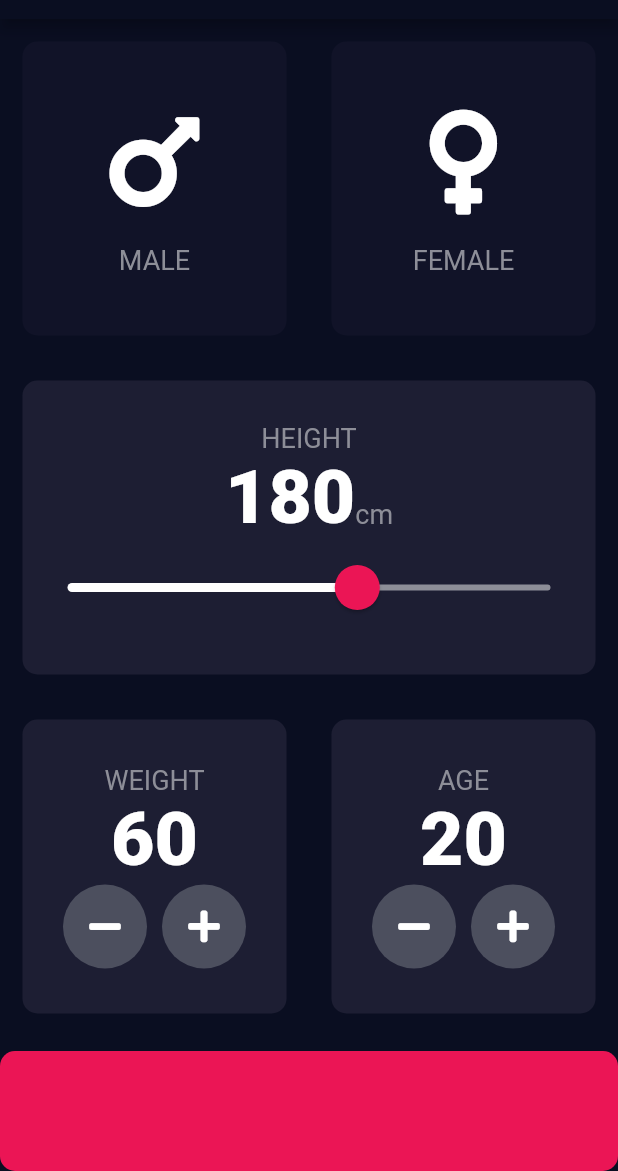
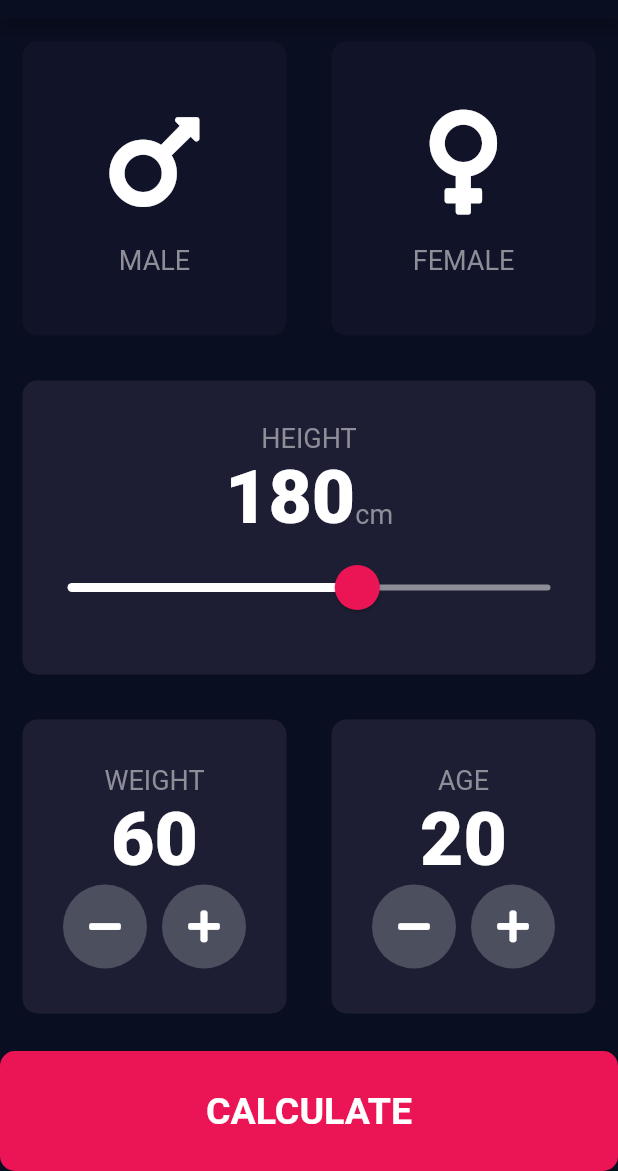
Before and after one commit to peterlazar1993/bmi, a Flutter app: the screen it shows after launch, on a phone screen of 412 x 824 dp, the part 65-1236 px from its top. Run offline on Flutter 3.47's test engine with Material 2 defaults, Android fonts, the phone set to English and light mode, and no system bars; our stand-ins replace font_awesome_flutter.

```diff
--- /dev/null
+++ b/lib/components/bottom_button.dart
@@ -0,0 +1,34 @@
+import 'package:bmi/constants.dart';
+import 'package:flutter/material.dart';
+
+class BottomButton extends StatelessWidget {
+  const BottomButton({
+    Key? key,
+    required this.onTap,
+    required this.buttonTitle,
+  }) : super(key: key);
+
+  final void Function() onTap;
+  final String buttonTitle;
+
+  @override
+  Widget build(BuildContext context) {
+    return GestureDetector(
+      onTap: onTap,
+      child: Container(
+        alignment: Alignment.center,
+        child: Text(
+          buttonTitle,
+          style: kLargeButtonTextStyle,
+        ),
+        margin: EdgeInsets.only(top: 10),
+        height: kBottomContainerHeight,
+        width: double.infinity,
+        decoration: BoxDecoration(
+          borderRadius: BorderRadius.circular(10),
+          color: kBottomContainerColor,
+        ),
+      ),
+    );
+  }
+}
--- /dev/null
+++ b/lib/components/round_icon_button.dart
@@ -0,0 +1,23 @@
+import 'package:flutter/material.dart';
+
+class RoundIconButton extends StatelessWidget {
+  RoundIconButton({required this.onPressed, required this.icon});
+
+  final void Function() onPressed;
+  final IconData icon;
+
+  @override
+  Widget build(BuildContext context) {
+    return RawMaterialButton(
+      child: Icon(icon),
+      elevation: 0,
+      constraints: BoxConstraints.tightFor(
+        width: 56.0,
+        height: 56.0,
+      ),
+      onPressed: onPressed,
+      shape: CircleBorder(),
+      fillColor: Color(0xFF4C4F5E),
+    );
+  }
+}
--- a/lib/main.dart
+++ b/lib/main.dart
@@ -1,4 +1,5 @@
-import 'package:bmi/input_page.dart';
+import 'package:bmi/screens/input_page.dart';
+import 'package:bmi/screens/results_page.dart';
 import 'package:flutter/material.dart';
 
 void main() => runApp(BMICalculator());
@@ -11,7 +12,11 @@ class BMICalculator extends StatelessWidget {
         primaryColor: Color(0xFF0A0E21),
         scaffoldBackgroundColor: Color(0xFF0A0E21),
       ),
-      home: InputPage(),
+      initialRoute: '/',
+      routes: {
+        '/': (context) => InputPage(),
+        '/result': (context) => ResultsPage(),
+      },
     );
   }
 }
--- a/lib/input_page.dart
+++ b/lib/screens/input_page.dart
@@ -1,6 +1,8 @@
+import 'package:bmi/components/bottom_button.dart';
 import 'package:bmi/constants.dart';
-import 'package:bmi/icon_content.dart';
-import 'package:bmi/reusable_card.dart';
+import 'package:bmi/components/icon_content.dart';
+import 'package:bmi/components/reusable_card.dart';
+import 'package:bmi/components/round_icon_button.dart';
 import 'package:flutter/material.dart';
 import 'package:font_awesome_flutter/font_awesome_flutter.dart';
 
@@ -207,39 +209,14 @@ class _InputPageState extends State<InputPage> {
               ],
             ),
           ),
-          Container(
-            margin: EdgeInsets.only(top: 10),
-            height: kBottomContainerHeight,
-            width: double.infinity,
-            decoration: BoxDecoration(
-              borderRadius: BorderRadius.circular(10),
-              color: kBottomContainerColor,
-            ),
+          BottomButton(
+            onTap: () {
+              Navigator.pushNamed(context, '/result');
+            },
+            buttonTitle: 'CALCULATE',
           ),
         ],
       ),
     );
   }
 }
-
-class RoundIconButton extends StatelessWidget {
-  RoundIconButton({required this.onPressed, required this.icon});
-
-  final void Function() onPressed;
-  final IconData icon;
-
-  @override
-  Widget build(BuildContext context) {
-    return RawMaterialButton(
-      child: Icon(icon),
-      elevation: 0,
-      constraints: BoxConstraints.tightFor(
-        width: 56.0,
-        height: 56.0,
-      ),
-      onPressed: onPressed,
-      shape: CircleBorder(),
-      fillColor: Color(0xFF4C4F5E),
-    );
-  }
-}
```
Also changed, not shown: lib/constants.dart (+26 -0 lines), lib/screens/results_page.dart (added, +62 -0 lines), lib/components/icon_content.dart (renamed from lib/icon_content.dart), lib/components/reusable_card.dart (renamed from lib/reusable_card.dart).
